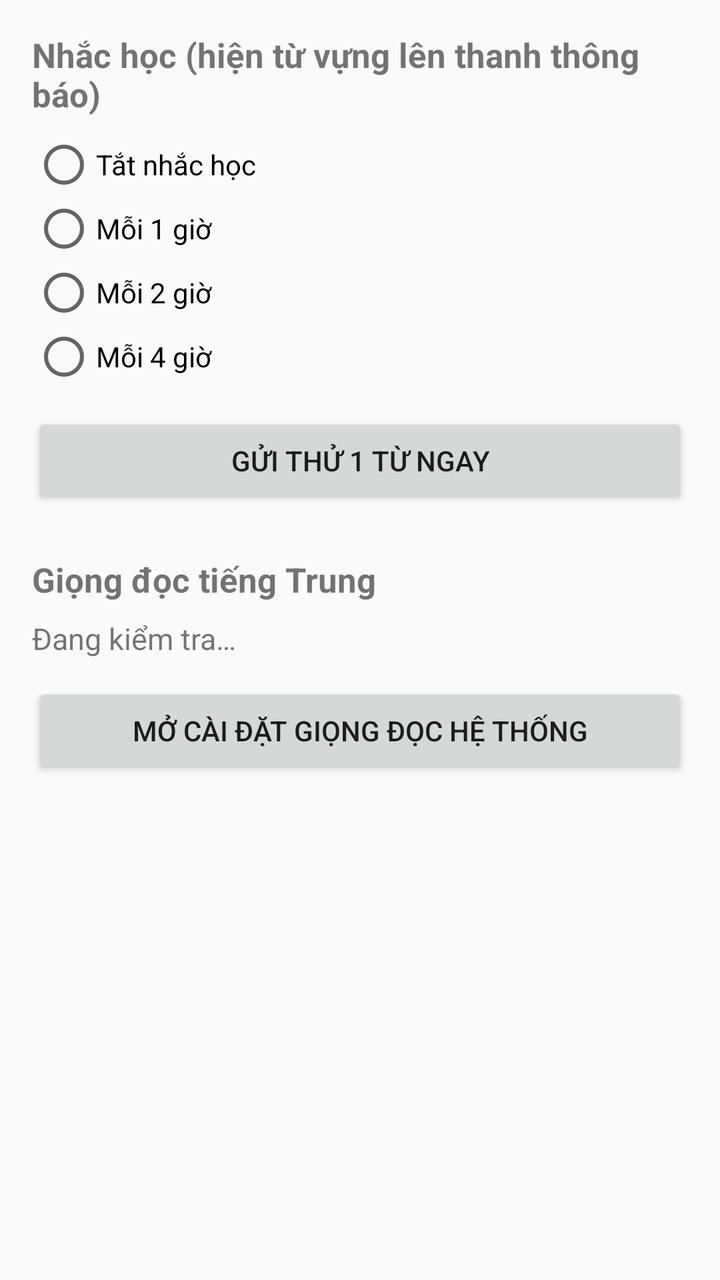
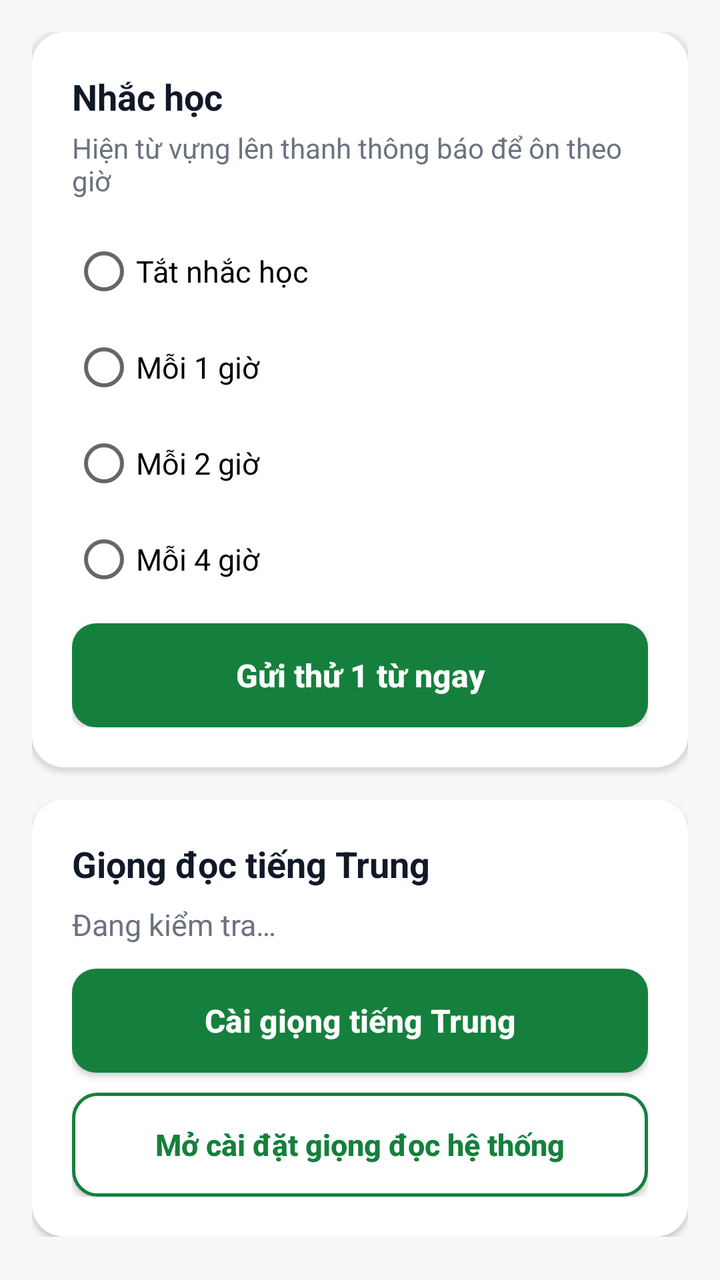

Two renders of the same Android screen: before a commit and after it. Below are the layout's source before the change and the commit's diff.
<!-- AndroidManifest.xml: application theme Theme.HocTiengTrung -->
<!-- res/layout/activity_settings.xml -->
<?xml version="1.0" encoding="utf-8"?>
<ScrollView xmlns:android="http://schemas.android.com/apk/res/android"
    android:layout_width="match_parent"
    android:layout_height="match_parent">

    <LinearLayout
        android:layout_width="match_parent"
        android:layout_height="wrap_content"
        android:orientation="vertical"
        android:padding="16dp">

        <TextView
            android:layout_width="match_parent"
            android:layout_height="wrap_content"
            android:text="Nhắc học (hiện từ vựng lên thanh thông báo)"
            android:textSize="17sp"
            android:textStyle="bold" />

        <RadioGroup
            android:id="@+id/interval_group"
            android:layout_width="match_parent"
            android:layout_height="wrap_content"
            android:layout_marginTop="8dp">

            <RadioButton
                android:id="@+id/interval_off"
                android:layout_width="match_parent"
                android:layout_height="wrap_content"
                android:text="Tắt nhắc học" />

            <RadioButton
                android:id="@+id/interval_1h"
                android:layout_width="match_parent"
                android:layout_height="wrap_content"
                android:text="Mỗi 1 giờ" />

            <RadioButton
                android:id="@+id/interval_2h"
                android:layout_width="match_parent"
                android:layout_height="wrap_content"
                android:text="Mỗi 2 giờ" />

            <RadioButton
                android:id="@+id/interval_4h"
                android:layout_width="match_parent"
                android:layout_height="wrap_content"
                android:text="Mỗi 4 giờ" />
        </RadioGroup>

        <Button
            android:id="@+id/btn_test_word"
            android:layout_width="match_parent"
            android:layout_height="wrap_content"
            android:layout_marginTop="12dp"
            android:text="Gửi thử 1 từ ngay" />

        <TextView
            android:layout_width="match_parent"
            android:layout_height="wrap_content"
            android:layout_marginTop="24dp"
            android:text="Giọng đọc tiếng Trung"
            android:textSize="17sp"
            android:textStyle="bold" />

        <TextView
            android:id="@+id/tts_status"
            android:layout_width="match_parent"
            android:layout_height="wrap_content"
            android:layout_marginTop="8dp"
            android:text="Đang kiểm tra…"
            android:textSize="15sp" />

        <Button
            android:id="@+id/btn_tts_settings"
            android:layout_width="match_parent"
            android:layout_height="wrap_content"
            android:layout_marginTop="12dp"
            android:text="Mở cài đặt giọng đọc hệ thống" />
    </LinearLayout>
</ScrollView>
<!-- resources referenced by this layout -->
<resources>
  <style name="Theme.HocTiengTrung" parent="android:Theme.Material.Light.DarkActionBar">
          <item name="android:colorPrimary">@color/green</item>
          <item name="android:colorPrimaryDark">#1B5E20</item>
          <item name="android:colorAccent">@color/green</item>
      </style>
  <color name="green">#2E7D32</color>
</resources>

<!-- the commit's change to res/layout/activity_settings.xml (unified diff, before → after) -->
@@ -1,7 +1,8 @@
 <?xml version="1.0" encoding="utf-8"?>
 <ScrollView xmlns:android="http://schemas.android.com/apk/res/android"
     android:layout_width="match_parent"
-    android:layout_height="match_parent">
+    android:layout_height="match_parent"
+    android:background="@color/app_bg">
 
     <LinearLayout
         android:layout_width="match_parent"
@@ -9,72 +10,129 @@
         android:orientation="vertical"
         android:padding="16dp">
 
-        <TextView
+        
+        <LinearLayout
             android:layout_width="match_parent"
             android:layout_height="wrap_content"
-            android:text="Nhắc học (hiện từ vựng lên thanh thông báo)"
-            android:textSize="17sp"
-            android:textStyle="bold" />
+            android:background="@drawable/bg_card"
+            android:elevation="2dp"
+            android:orientation="vertical"
+            android:padding="20dp">
 
-        <RadioGroup
-            android:id="@+id/interval_group"
+            <TextView
+                android:layout_width="match_parent"
+                android:layout_height="wrap_content"
+                android:text="Nhắc học"
+                android:textColor="@color/text_primary"
+                android:textSize="18sp"
+                android:textStyle="bold" />
+
+            <TextView
+                android:layout_width="match_parent"
+                android:layout_height="wrap_content"
+                android:layout_marginTop="4dp"
+                android:text="Hiện từ vựng lên thanh thông báo để ôn theo giờ"
+                android:textColor="@color/text_secondary"
+                android:textSize="14sp" />
+
+            <RadioGroup
+                android:id="@+id/interval_group"
+                android:layout_width="match_parent"
+                android:layout_height="wrap_content"
+                android:layout_marginTop="12dp">
+
+                <RadioButton
+                    android:id="@+id/interval_off"
+                    android:layout_width="match_parent"
+                    android:layout_height="48dp"
+                    android:text="Tắt nhắc học"
+                    android:textSize="15sp" />
+
+                <RadioButton
+                    android:id="@+id/interval_1h"
+                    android:layout_width="match_parent"
+                    android:layout_height="48dp"
+                    android:text="Mỗi 1 giờ"
+                    android:textSize="15sp" />
+
+                <RadioButton
+                    android:id="@+id/interval_2h"
+                    android:layout_width="match_parent"
+                    android:layout_height="48dp"
+                    android:text="Mỗi 2 giờ"
+                    android:textSize="15sp" />
+
+                <RadioButton
+                    android:id="@+id/interval_4h"
+                    android:layout_width="match_parent"
+                    android:layout_height="48dp"
+                    android:text="Mỗi 4 giờ"
+                    android:textSize="15sp" />
+            </RadioGroup>
+
+            <Button
+                android:id="@+id/btn_test_word"
+                android:layout_width="match_parent"
+                android:layout_height="52dp"
+                android:layout_marginTop="8dp"
+                android:background="@drawable/bg_btn_primary"
+                android:text="Gửi thử 1 từ ngay"
+                android:textAllCaps="false"
+                android:textColor="#FFFFFF"
+                android:textSize="16sp"
+                android:textStyle="bold" />
+        </LinearLayout>
+
+        
+        <LinearLayout
             android:layout_width="match_parent"
             android:layout_height="wrap_content"
-            android:layout_marginTop="8dp">
+            android:layout_marginTop="16dp"
+            android:background="@drawable/bg_card"
+            android:elevation="2dp"
+            android:orientation="vertical"
+            android:padding="20dp">
 
-            <RadioButton
-                android:id="@+id/interval_off"
+            <TextView
                 android:layout_width="match_parent"
                 android:layout_height="wrap_content"
-                android:text="Tắt nhắc học" />
+                android:text="Giọng đọc tiếng Trung"
+                android:textColor="@color/text_primary"
+                android:textSize="18sp"
+                android:textStyle="bold" />
 
-            <RadioButton
-                android:id="@+id/interval_1h"
+            <TextView
+                android:id="@+id/tts_status"
                 android:layout_width="match_parent"
                 android:layout_height="wrap_content"
-                android:text="Mỗi 1 giờ" />
+                android:layout_marginTop="8dp"
+                android:text="Đang kiểm tra…"
+                android:textColor="@color/text_secondary"
+                android:textSize="15sp" />
 
-            <RadioButton
-                android:id="@+id/interval_2h"
+            <Button
+                android:id="@+id/btn_install_voice"
                 android:layout_width="match_parent"
-                android:layout_height="wrap_content"
-                android:text="Mỗi 2 giờ" />
+                android:layout_height="52dp"
+                android:layout_marginTop="12dp"
+                android:background="@drawable/bg_btn_primary"
+                android:text="Cài giọng tiếng Trung"
+                android:textAllCaps="false"
+                android:textColor="#FFFFFF"
+                android:textSize="16sp"
+                android:textStyle="bold" />
 
-            <RadioButton
-                android:id="@+id/interval_4h"
+            <Button
+                android:id="@+id/btn_tts_settings"
                 android:layout_width="match_parent"
-                android:layout_height="wrap_content"
-                android:text="Mỗi 4 giờ" />
-        </RadioGroup>
-
-        <Button
-            android:id="@+id/btn_test_word"
-            android:layout_width="match_parent"
-            android:layout_height="wrap_content"
-            android:layout_marginTop="12dp"
-            android:text="Gửi thử 1 từ ngay" />
-
-        <TextView
-            android:layout_width="match_parent"
-            android:layout_height="wrap_content"
-            android:layout_marginTop="24dp"
-            android:text="Giọng đọc tiếng Trung"
-            android:textSize="17sp"
-            android:textStyle="bold" />
-
-        <TextView
-            android:id="@+id/tts_status"
-            android:layout_width="match_parent"
-            android:layout_height="wrap_content"
-            android:layout_marginTop="8dp"
-            android:text="Đang kiểm tra…"
-            android:textSize="15sp" />
-
-        <Button
-            android:id="@+id/btn_tts_settings"
-            android:layout_width="match_parent"
-            android:layout_height="wrap_content"
-            android:layout_marginTop="12dp"
-            android:text="Mở cài đặt giọng đọc hệ thống" />
+                android:layout_height="52dp"
+                android:layout_marginTop="10dp"
+                android:background="@drawable/bg_btn_outline"
+                android:text="Mở cài đặt giọng đọc hệ thống"
+                android:textAllCaps="false"
+                android:textColor="@color/green"
+                android:textSize="15sp"
+                android:textStyle="bold" />
+        </LinearLayout>
     </LinearLayout>
 </ScrollView>
<!-- resource entries referenced after the edit -->
@@ -1,10 +1,72 @@
 <!-- resources referenced by this layout -->
 <resources>
+  <color name="app_bg">#F7F8F7</color>
   <style name="Theme.HocTiengTrung" parent="android:Theme.Material.Light.DarkActionBar">
           <item name="android:colorPrimary">@color/green</item>
-          <item name="android:colorPrimaryDark">#1B5E20</item>
+          <item name="android:colorPrimaryDark">@color/green_dark</item>
           <item name="android:colorAccent">@color/green</item>
+          <item name="android:windowBackground">@color/app_bg</item>
+          <item name="android:actionBarStyle">@style/ActionBar.HocTiengTrung</item>
+          <item name="android:statusBarColor">@color/green_dark</item>
       </style>
-  <color name="green">#2E7D32</color>
+  <color name="green_bg">#F0FDF4</color>
+  <color name="green_dark">#166534</color>
+  <color name="card">#FFFFFF</color>
+  <style name="ActionBar.HocTiengTrung" parent="android:Widget.Material.ActionBar.Solid">
+          <item name="android:background">@color/green</item>
+          <item name="android:titleTextStyle">@style/ActionBarTitle.HocTiengTrung</item>
+      </style>
+  <style name="ActionBarTitle.HocTiengTrung" parent="android:TextAppearance.Material.Widget.ActionBar.Title">
+          <item name="android:textColor">#FFFFFF</item>
+          <item name="android:textSize">19sp</item>
+      </style>
+  <color name="green">#15803D</color>
+  <color name="text_primary">#111827</color>
+  <color name="text_secondary">#6B7280</color>
+  <!-- drawable bg_btn_outline (drawable) -->
+  <?xml version="1.0" encoding="utf-8"?>
+  <selector xmlns:android="http://schemas.android.com/apk/res/android">
+      <item android:state_pressed="true">
+          <shape android:shape="rectangle">
+              <solid android:color="@color/green_bg" />
+              <stroke
+                  android:width="1.5dp"
+                  android:color="@color/green_dark" />
+              <corners android:radius="12dp" />
+          </shape>
+      </item>
+      <item>
+          <shape android:shape="rectangle">
+              <solid android:color="@color/card" />
+              <stroke
+                  android:width="1.5dp"
+                  android:color="@color/green" />
+              <corners android:radius="12dp" />
+          </shape>
+      </item>
+  </selector>
+  <!-- drawable bg_btn_primary (drawable) -->
+  <?xml version="1.0" encoding="utf-8"?>
+  <selector xmlns:android="http://schemas.android.com/apk/res/android">
+      <item android:state_pressed="true">
+          <shape android:shape="rectangle">
+              <solid android:color="@color/green_dark" />
+              <corners android:radius="12dp" />
+          </shape>
+      </item>
+      <item>
+          <shape android:shape="rectangle">
+              <solid android:color="@color/green" />
+              <corners android:radius="12dp" />
+          </shape>
+      </item>
+  </selector>
+  <!-- drawable bg_card (drawable) -->
+  <?xml version="1.0" encoding="utf-8"?>
+  <shape xmlns:android="http://schemas.android.com/apk/res/android"
+      android:shape="rectangle">
+      <solid android:color="@color/card" />
+      <corners android:radius="16dp" />
+  </shape>
 </resources>
 
